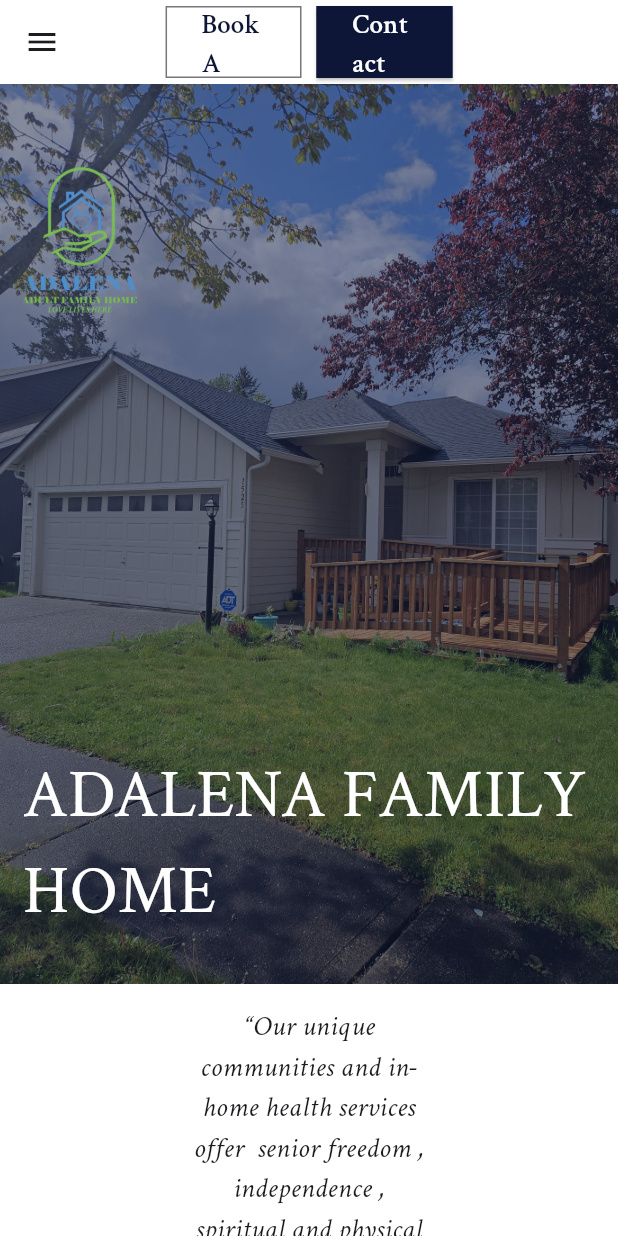
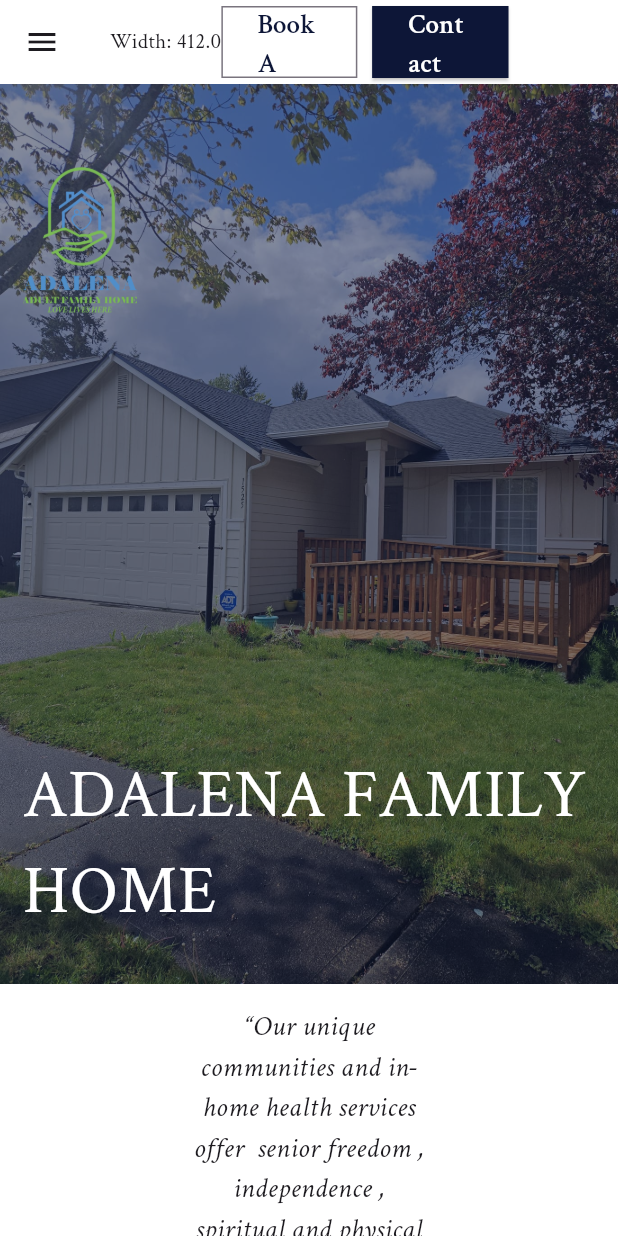
Before and after one commit to Tabu88/adalena_frontend, a Flutter app: the screen it shows after launch, on a phone screen of 412 x 824 dp. Run offline on Flutter 3.47's test engine with Material 3 defaults, Android fonts, the light colour scheme and no system bars; our stand-ins replace date_time_picker, dropdown_button2, flutter_svg, get, google_maps_flutter.

Commit message:
Updated width

```diff
--- a/lib/landing_page.dart
+++ b/lib/landing_page.dart
@@ -88,8 +88,7 @@
                 mainAxisSize: MainAxisSize.max,
                 mainAxisAlignment: MainAxisAlignment.center,
                 children: [
-                  // Text("Height: $height"),
-                  // Text("Width: $width"),
+                  Text("Width: $width"),
                   Builder(
                     builder: (context) {
                       return OutlinedButton(
```
Also changed, not shown: 1 other file.
